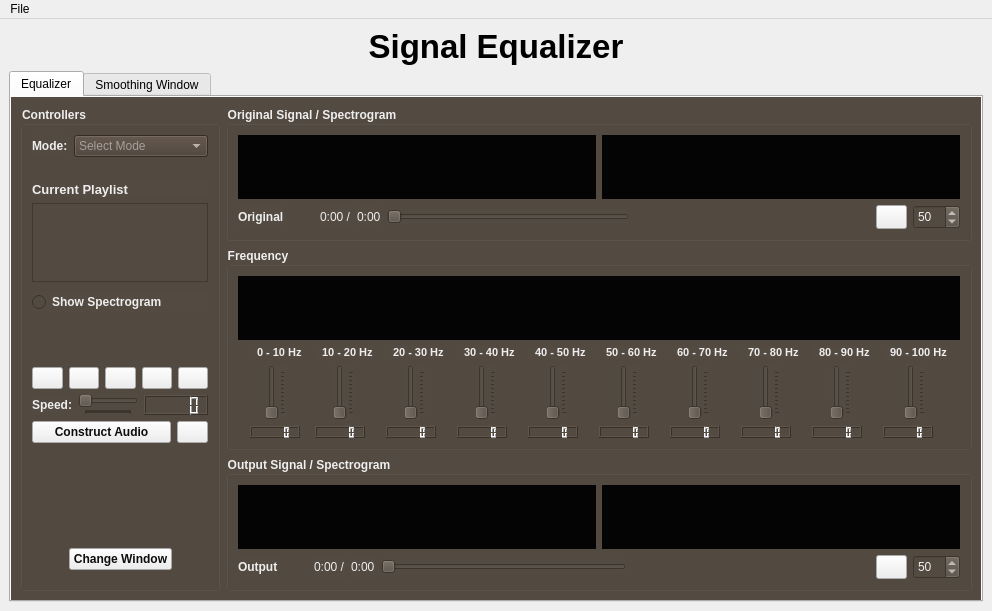
Old version of the form design.ui in the repository raghdaneiazyy6/AudioAlchemy-Equalizer.
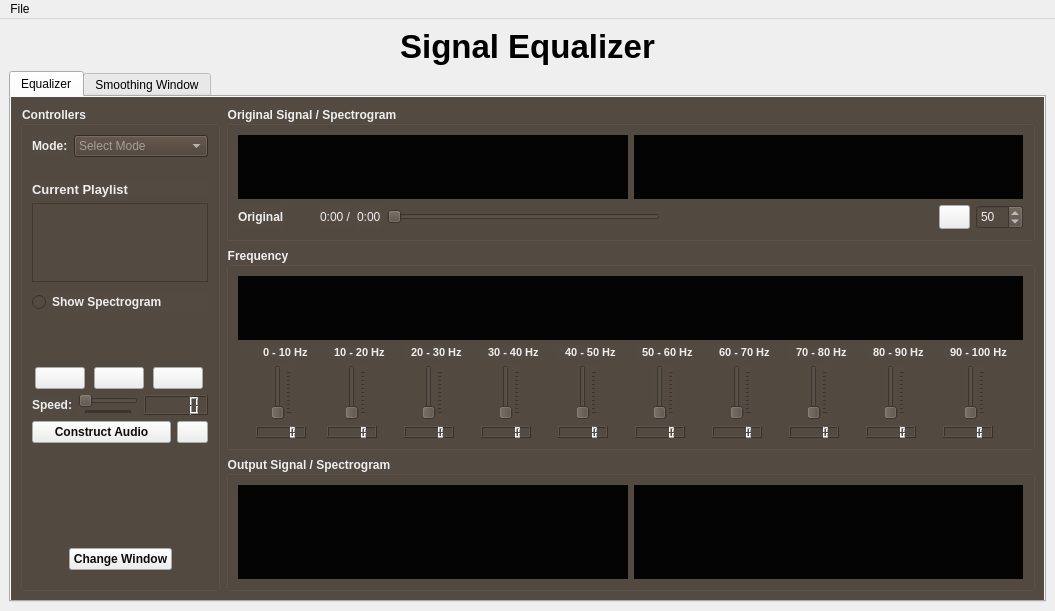
New version of the form. Icons and pictures are not drawn.

```diff
--- a/design.ui
+++ b/design.ui
@@ -6,7 +6,7 @@
    <rect>
     <x>0</x>
     <y>0</y>
-    <width>992</width>
+    <width>1055</width>
     <height>611</height>
    </rect>
   </property>
@@ -1316,122 +1316,6 @@
              </item>
             </layout>
            </item>
-           <item>
-            <layout class="QHBoxLayout" name="horizontalLayout_21">
-             <item>
-              <widget class="QLabel" name="label_14">
-               <property name="font">
-                <font>
-                 <bold>true</bold>
-                </font>
-               </property>
-               <property name="text">
-                <string>Output</string>
-               </property>
-              </widget>
-             </item>
-             <item>
-              <spacer name="horizontalSpacer_36">
-               <property name="orientation">
-                <enum>Qt::Horizontal</enum>
-               </property>
-               <property name="sizeType">
-                <enum>QSizePolicy::Preferred</enum>
-               </property>
-               <property name="sizeHint" stdset="0">
-                <size>
-                 <width>30</width>
-                 <height>20</height>
-                </size>
-               </property>
-              </spacer>
-             </item>
-             <item>
-              <widget class="QLabel" name="outputStartLabel">
-               <property name="text">
-                <string>0:00 /</string>
-               </property>
-              </widget>
-             </item>
-             <item>
-              <widget class="QLabel" name="outputEndLabel">
-               <property name="text">
-                <string>0:00</string>
-               </property>
-              </widget>
-             </item>
-             <item>
-              <widget class="QSlider" name="outputProgressSlider">
-               <property name="toolTip">
-                <string>&lt;html&gt;&lt;head/&gt;&lt;body&gt;&lt;p&gt;&lt;span style=&quot; font-size:7pt; color:#000000;&quot;&gt;Output audio progress bar&lt;/span&gt;&lt;/p&gt;&lt;/body&gt;&lt;/html&gt;</string>
-               </property>
-               <property name="maximum">
-                <number>100</number>
-               </property>
-               <property name="orientation">
-                <enum>Qt::Horizontal</enum>
-               </property>
-              </widget>
-             </item>
-             <item>
-              <spacer name="horizontalSpacer_6">
-               <property name="orientation">
-                <enum>Qt::Horizontal</enum>
-               </property>
-               <property name="sizeHint" stdset="0">
-                <size>
-                 <width>40</width>
-                 <height>20</height>
-                </size>
-               </property>
-              </spacer>
-             </item>
-             <item>
-              <widget class="QPushButton" name="muteOutputButton">
-               <property name="maximumSize">
-                <size>
-                 <width>31</width>
-                 <height>24</height>
-                </size>
-               </property>
-               <property name="toolTip">
-                <string>&lt;html&gt;&lt;head/&gt;&lt;body&gt;&lt;p&gt;&lt;span style=&quot; font-size:7pt; color:#000000;&quot;&gt;Mute/Unmute output signal sound&lt;/span&gt;&lt;/p&gt;&lt;/body&gt;&lt;/html&gt;</string>
-               </property>
-               <property name="styleSheet">
-                <string notr="true">background-color: rgb(238, 238, 238);</string>
-               </property>
-               <property name="text">
-                <string/>
-               </property>
-              </widget>
-             </item>
-             <item>
-              <widget class="QSpinBox" name="outputVolumeSpinBox">
-               <property name="maximumSize">
-                <size>
-                 <width>16777215</width>
-                 <height>24</height>
-                </size>
-               </property>
-               <property name="toolTip">
-                <string>&lt;html&gt;&lt;head/&gt;&lt;body&gt;&lt;p&gt;&lt;span style=&quot; font-size:7pt; color:#000000;&quot;&gt;Change output signal volume&lt;/span&gt;&lt;/p&gt;&lt;/body&gt;&lt;/html&gt;</string>
-               </property>
-               <property name="readOnly">
-                <bool>false</bool>
-               </property>
-               <property name="minimum">
-                <number>1</number>
-               </property>
-               <property name="maximum">
-                <number>100</number>
-               </property>
-               <property name="value">
-                <number>50</number>
-               </property>
-              </widget>
-             </item>
-            </layout>
-           </item>
           </layout>
          </widget>
         </item>
@@ -1732,70 +1616,6 @@
                </property>
               </widget>
              </item>
-             <item>
-              <widget class="QPushButton" name="zoomInButton">
-               <property name="sizePolicy">
-                <sizepolicy hsizetype="Fixed" vsizetype="Fixed">
-                 <horstretch>0</horstretch>
-                 <verstretch>0</verstretch>
-                </sizepolicy>
-               </property>
-               <property name="maximumSize">
-                <size>
-                 <width>50</width>
-                 <height>16777215</height>
-                </size>
-               </property>
-               <property name="cursor">
-                <cursorShape>PointingHandCursor</cursorShape>
-               </property>
-               <property name="toolTip">
-                <string>&lt;html&gt;&lt;head/&gt;&lt;body&gt;&lt;p&gt;&lt;span style=&quot; font-size:7pt; color:#000000;&quot;&gt;Zoom in&lt;/span&gt;&lt;/p&gt;&lt;/body&gt;&lt;/html&gt;</string>
-               </property>
-               <property name="styleSheet">
-                <string notr="true">background-color: rgb(238, 238, 238);</string>
-               </property>
-               <property name="text">
-                <string/>
-               </property>
-               <property name="icon">
-                <iconset>
-                 <normaloff>../../hp/hp/.designer/backup/eraser.png</normaloff>../../hp/hp/.designer/backup/eraser.png</iconset>
-               </property>
-              </widget>
-             </item>
-             <item>
-              <widget class="QPushButton" name="zoomOutButton">
-               <property name="sizePolicy">
-                <sizepolicy hsizetype="Fixed" vsizetype="Fixed">
-                 <horstretch>0</horstretch>
-                 <verstretch>0</verstretch>
-                </sizepolicy>
-               </property>
-               <property name="maximumSize">
-                <size>
-                 <width>50</width>
-                 <height>16777215</height>
-                </size>
-               </property>
-               <property name="cursor">
-                <cursorShape>PointingHandCursor</cursorShape>
-               </property>
-               <property name="toolTip">
-                <string>&lt;html&gt;&lt;head/&gt;&lt;body&gt;&lt;p&gt;&lt;span style=&quot; font-size:7pt; color:#000000;&quot;&gt;Zoom out&lt;/span&gt;&lt;/p&gt;&lt;/body&gt;&lt;/html&gt;</string>
-               </property>
-               <property name="styleSheet">
-                <string notr="true">background-color: rgb(238, 238, 238);</string>
-               </property>
-               <property name="text">
-                <string/>
-               </property>
-               <property name="icon">
-                <iconset>
-                 <normaloff>../../hp/hp/.designer/backup/eraser.png</normaloff>../../hp/hp/.designer/backup/eraser.png</iconset>
-               </property>
-              </widget>
-             </item>
              <item>
               <widget class="QPushButton" name="replayButton">
                <property name="sizePolicy">
@@ -2772,8 +2592,8 @@
     <rect>
      <x>0</x>
      <y>0</y>
-     <width>992</width>
-     <height>22</height>
+     <width>1055</width>
+     <height>25</height>
     </rect>
    </property>
    <widget class="QMenu" name="menuFile">
```
